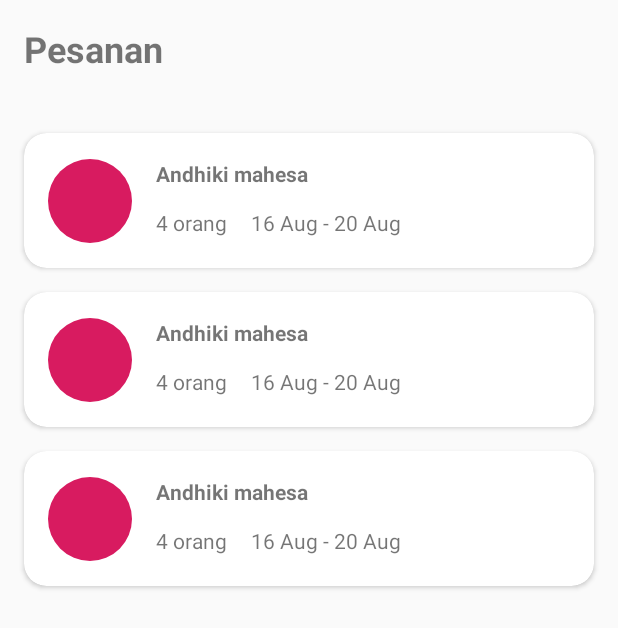
After one commit to yuridentadanu10/RasaWarga, an Android app: the layout activity_pesan.xml on its own in the app's theme, with its tools: preview values and no code run, on a phone screen of 412 x 824 dp. The commit adds this screen. Shown: the top 628 px of the screen. Run offline under Robolectric (Android 15) with nearby library versions, the phone set to English and light mode, and no system bars.

Commit message:
add fragment pesanan

```diff
--- /dev/null
+++ b/app/src/main/java/com/project/ateam/a_team321/PesanFragment.java
@@ -0,0 +1,31 @@
+package com.project.ateam.a_team321;
+
+
+import android.os.Bundle;
+
+import androidx.fragment.app.Fragment;
+
+import android.view.LayoutInflater;
+import android.view.View;
+import android.view.ViewGroup;
+
+
+/**
+ * A simple {@link Fragment} subclass.
+ */
+public class PesanFragment extends Fragment {
+
+
+    public PesanFragment() {
+        // Required empty public constructor
+    }
+
+
+    @Override
+    public View onCreateView(LayoutInflater inflater, ViewGroup container,
+                             Bundle savedInstanceState) {
+        // Inflate the layout for this fragment
+        return inflater.inflate(R.layout.Activity_pesan, container, false);
+    }
+
+}
--- /dev/null
+++ b/app/src/main/res/layout/activity_pesan.xml
@@ -0,0 +1,40 @@
+<?xml version="1.0" encoding="utf-8"?>
+<androidx.constraintlayout.widget.ConstraintLayout
+    xmlns:android="http://schemas.android.com/apk/res/android"
+    xmlns:app="http://schemas.android.com/apk/res-auto"
+    xmlns:tools="http://schemas.android.com/tools"
+    android:layout_width="match_parent"
+    android:layout_height="match_parent"
+    tools:context=".PesanFragment">
+
+    <TextView
+        android:id="@+id/resource_pesanan"
+        android:layout_width="wrap_content"
+        android:layout_height="wrap_content"
+        android:layout_marginStart="16dp"
+        android:layout_marginTop="16dp"
+        android:layout_marginEnd="16dp"
+        android:text="@string/pesanan"
+        android:textSize="24sp"
+        android:textStyle="bold"
+        app:layout_constraintEnd_toEndOf="parent"
+        app:layout_constraintHorizontal_bias="0.0"
+        app:layout_constraintStart_toStartOf="parent"
+        app:layout_constraintTop_toTopOf="parent" />
+
+    <androidx.recyclerview.widget.RecyclerView
+        android:id="@+id/rv_pesanan"
+        android:layout_width="match_parent"
+        android:layout_height="wrap_content"
+        android:layout_marginStart="8dp"
+        android:layout_marginTop="32dp"
+        android:layout_marginEnd="8dp"
+        android:layout_marginBottom="16dp"
+        app:layout_constraintBottom_toBottomOf="parent"
+        app:layout_constraintEnd_toEndOf="parent"
+        app:layout_constraintStart_toStartOf="parent"
+        app:layout_constraintTop_toBottomOf="@+id/resource_pesanan"
+        app:layout_constraintVertical_bias="0.0"
+        tools:listitem="@layout/item_list_pesanan"/>
+
+</androidx.constraintlayout.widget.ConstraintLayout>
--- /dev/null
+++ b/app/src/main/res/layout/item_list_pesanan.xml
@@ -0,0 +1,69 @@
+<?xml version="1.0" encoding="utf-8"?>
+<androidx.cardview.widget.CardView xmlns:android="http://schemas.android.com/apk/res/android"
+    xmlns:app="http://schemas.android.com/apk/res-auto"
+    xmlns:tools="http://schemas.android.com/tools"
+    android:orientation="vertical"
+    android:layout_width="match_parent"
+    android:layout_height="90dp"
+    android:layout_margin="8dp"
+    android:layout_gravity="center"
+    android:elevation="8dp"
+    app:cardCornerRadius="15dp">
+
+    <androidx.constraintlayout.widget.ConstraintLayout
+        android:layout_width="match_parent"
+        android:layout_height="match_parent">
+
+        <ImageView
+            android:id="@+id/img_photo"
+            android:layout_width="56dp"
+            android:layout_height="56dp"
+            android:layout_marginStart="16dp"
+            android:layout_marginTop="16dp"
+            android:layout_marginBottom="16dp"
+            android:background="@drawable/circle"
+            app:layout_constraintBottom_toBottomOf="parent"
+            app:layout_constraintStart_toStartOf="parent"
+            app:layout_constraintTop_toTopOf="parent"
+            tools:backgroundTint="@color/colorAccent" />
+
+        <TextView
+            android:id="@+id/tv_name"
+            android:layout_width="0dp"
+            android:layout_height="wrap_content"
+            android:layout_marginStart="16dp"
+            android:layout_marginEnd="16dp"
+            android:textStyle="bold"
+            app:layout_constraintEnd_toEndOf="parent"
+            app:layout_constraintStart_toEndOf="@+id/img_photo"
+            app:layout_constraintTop_toTopOf="@+id/img_photo"
+            tools:text="Andhiki mahesa" />
+
+        <TextView
+            android:id="@+id/tv_jumlah_orang"
+            android:layout_width="wrap_content"
+            android:layout_height="wrap_content"
+            android:layout_marginStart="16dp"
+            android:layout_marginTop="8dp"
+            android:layout_marginBottom="16dp"
+            app:layout_constraintBottom_toBottomOf="parent"
+            app:layout_constraintStart_toEndOf="@+id/img_photo"
+            app:layout_constraintTop_toBottomOf="@+id/tv_name"
+            tools:text="4 orang" />
+
+        <TextView
+            android:id="@+id/tv_tanggal_pesanan"
+            android:layout_width="0dp"
+            android:layout_height="wrap_content"
+            android:layout_marginStart="16dp"
+            android:layout_marginEnd="16dp"
+            app:layout_constraintBottom_toBottomOf="@+id/tv_jumlah_orang"
+            app:layout_constraintEnd_toEndOf="parent"
+            app:layout_constraintHorizontal_bias="0.0"
+            app:layout_constraintStart_toEndOf="@+id/tv_jumlah_orang"
+            app:layout_constraintTop_toTopOf="@+id/tv_jumlah_orang"
+            tools:text="16 Aug - 20 Aug" />
+
+    </androidx.constraintlayout.widget.ConstraintLayout>
+
+</androidx.cardview.widget.CardView>
--- a/app/src/main/res/values/strings.xml
+++ b/app/src/main/res/values/strings.xml
@@ -89,5 +89,6 @@
     <string name="analisis_desa">Analisis desa</string>
     <string name="temukan_dan_gali_potensi_desa_mu_menggunakan_artificial_intilligence">Temukan dan gali potensi desa mu menggunakan Artificial Intilligence.</string>
     <string name="scan_desa">Scan desa</string>
+    <string name="pesanan">Pesanan</string>
 
 </resources>
```
